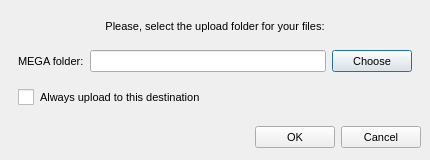
meganz/MEGAsync, file src/MEGASync/gui/win/UploadToMegaDialog.ui: the form before one commit.
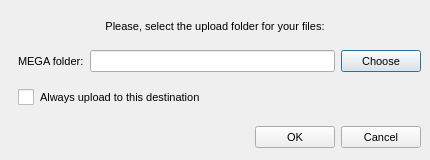
The form after the commit.

The edit to the form file:
```diff
--- a/src/MEGASync/gui/win/UploadToMegaDialog.ui
+++ b/src/MEGASync/gui/win/UploadToMegaDialog.ui
@@ -106,7 +106,7 @@
        <number>0</number>
       </property>
       <property name="rightMargin">
-       <number>9</number>
+       <number>0</number>
       </property>
       <property name="bottomMargin">
        <number>0</number>
```
